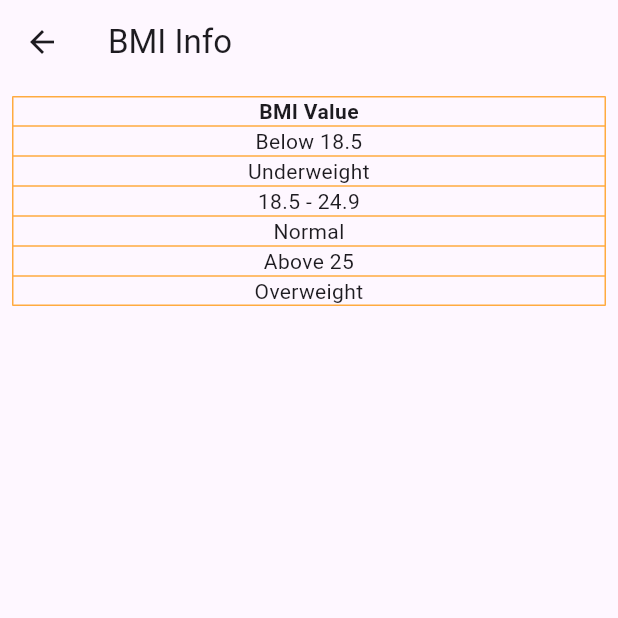
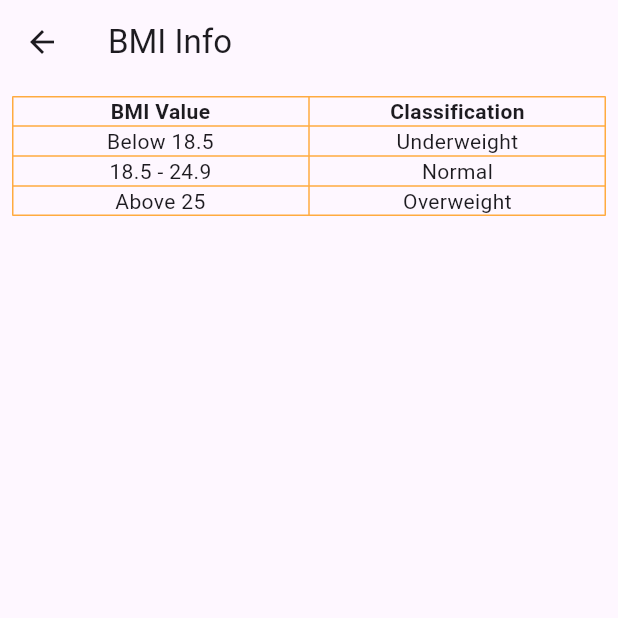
Before and after one commit to yongfeng119/bmi_calculator_practical3, a Flutter app: the screen it shows after launch, after a tap on the "info" icon, on a phone screen of 412 x 824 dp, the top half of it. Run offline on Flutter 3.47's test engine with Material 3 defaults, Android fonts, the phone set to English and light mode, and no system bars.

Commit message:
Second commit

```diff
--- a/lib/info.dart
+++ b/lib/info.dart
@@ -8,9 +8,7 @@ class Info extends StatelessWidget {
   @override
   Widget build(BuildContext context) {
     return Scaffold(
-      appBar: AppBar(
-        title: const Text('BMI Info'),
-      ),
+      appBar: AppBar(title: const Text('BMI Info')),
       body: Padding(
         padding: EdgeInsets.all(8.0),
         child: Center(child: Column(children: [
@@ -24,14 +22,19 @@ class Info extends StatelessWidget {
                       style: TextStyle(fontWeight: FontWeight.bold),
                     ),
                     ),
-                ],
+                    TableCell(child: Text('Classification',
+                      textAlign: TextAlign.center,
+                      style: TextStyle(fontWeight: FontWeight.bold),
+                    ),
+                    ),
+                  ]
               ),
               TableRow(
                   children: [
                     TableCell(
                         child: Text('Below 18.5',textAlign: TextAlign.center)),
                     TableCell(
-                      child: Text('Underweight',textAlign: TextAlign.center))
+                        child: Text('Underweight',textAlign: TextAlign.center)),
                   ]
               ),
               TableRow(
@@ -39,7 +42,7 @@ class Info extends StatelessWidget {
                     TableCell(
                         child: Text('18.5 - 24.9',textAlign: TextAlign.center)),
                     TableCell(
-                      child: Text('Normal',textAlign: TextAlign.center))
+                        child: Text('Normal',textAlign: TextAlign.center)),
                   ]
               ),
               TableRow(
@@ -47,14 +50,12 @@ class Info extends StatelessWidget {
                     TableCell(
                         child: Text('Above 25',textAlign: TextAlign.center)),
                     TableCell(
-                        child: Text('Overweight',textAlign: TextAlign.center))
+                        child: Text('Overweight',textAlign: TextAlign.center)),
                   ]
               ),
             ],
-          ),
-        ],
-        ),
-        ),
+          )
+        ],),),
       ),
     );
   }
```
Lines whose indentation alone changed are shown as unchanged.
